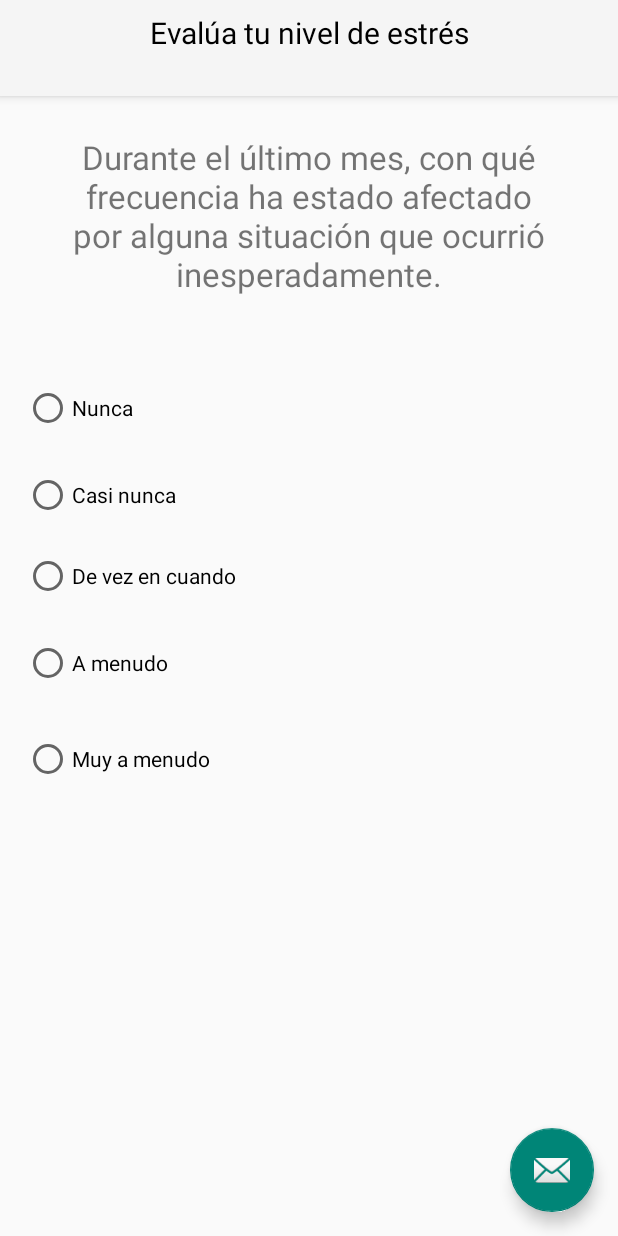
After one commit to jachicao/2016-2-Grupo2-Mobile, an Android app: the BaseEvaluationActivity screen opened directly, with no data from a screen before it, on a phone screen of 412 x 824 dp. The commit adds this screen. Run offline under Robolectric (Android 15) with nearby library versions, the phone set to English and light mode, and no system bars.

Commit message:
Added evaluation with Json

```diff
--- a/app/src/main/java/cl/uc/saludestudiantiluc/MainActivity.java
+++ b/app/src/main/java/cl/uc/saludestudiantiluc/MainActivity.java
@@ -21,6 +21,7 @@ import com.bumptech.glide.load.engine.DiskCacheStrategy;
 import cl.uc.saludestudiantiluc.auth.AuthActivity;
 import cl.uc.saludestudiantiluc.common.BaseActivity;
 import cl.uc.saludestudiantiluc.common.sounds.SoundSelectionFragment;
+import cl.uc.saludestudiantiluc.evaluations.HomeEvaluation;
 import cl.uc.saludestudiantiluc.profile.ProfileActivity;
 import cl.uc.saludestudiantiluc.sequences.SequencesListFragment;
 import cl.uc.saludestudiantiluc.squarebreathing.SquareBreathingActivity;
@@ -120,6 +121,9 @@ public class MainActivity extends BaseActivity {
             changeFragment(SoundSelectionFragment.newInstance(
                 SoundSelectionFragment.AMBIENTAL_CONSTANT));
             break;
+          case R.id.drawer_evaluations:
+            startActivity(HomeEvaluation.getIntent(MainActivity.this));
+            break;
           case R.id.drawer_profile:
             startActivity(ProfileActivity.getIntent(MainActivity.this));
             break;
--- /dev/null
+++ b/app/src/main/java/cl/uc/saludestudiantiluc/evaluations/BaseEvaluationActivity.java
@@ -0,0 +1,288 @@
+package cl.uc.saludestudiantiluc.evaluations;
+
+import android.app.Activity;
+import android.content.Intent;
+import android.content.res.ColorStateList;
+import android.support.design.widget.FloatingActionButton;
+import android.support.design.widget.Snackbar;
+import android.support.v7.app.AppCompatActivity;
+
+
+import android.support.v4.app.Fragment;
+import android.support.v4.app.FragmentManager;
+import android.support.v4.app.FragmentPagerAdapter;
+import android.support.v4.view.ViewPager;
+import android.os.Bundle;
+import android.util.SparseArray;
+import android.view.LayoutInflater;
+import android.view.Menu;
+import android.view.MenuItem;
+import android.view.View;
+import android.view.ViewGroup;
+
+import android.widget.RadioButton;
+import android.widget.RadioGroup;
+import android.widget.TextView;
+
+import java.io.File;
+import java.io.InputStream;
+import java.lang.ref.WeakReference;
+import java.util.ArrayList;
+import java.util.List;
+
+import cl.uc.saludestudiantiluc.R;
+import cl.uc.saludestudiantiluc.evaluations.data.evaluationModel;
+import cl.uc.saludestudiantiluc.evaluations.data.generateEvaluation;
+
+public class BaseEvaluationActivity extends AppCompatActivity {
+
+  /**
+   * The {@link android.support.v4.view.PagerAdapter} that will provide
+   * fragments for each of the sections. We use a
+   * {@link FragmentPagerAdapter} derivative, which will keep every
+   * loaded fragment in memory. If this becomes too memory intensive, it
+   * may be best to switch to a
+   * {@link android.support.v4.app.FragmentStatePagerAdapter}.
+   */
+  private SectionsPagerAdapter mSectionsPagerAdapter;
+  protected evaluationModel mEvaluation;
+
+  /**
+   * The {@link ViewPager} that will host the section contents.
+   */
+  private ViewPager mViewPager;
+
+  @Override
+  protected void onCreate(Bundle savedInstanceState) {
+    super.onCreate(savedInstanceState);
+    setContentView(R.layout.activity_base_evaluation);
+
+    TextView toolbar = (TextView) findViewById(R.id.toolbar);
+    //setSupportActionBar(toolbar);
+
+    //Set the evaluation model
+    generateEvaluation gEval = new generateEvaluation() ;
+    InputStream file = getResources().openRawResource(R.raw.t1);
+    String str = gEval.getStringFromJson(file);
+    mEvaluation = gEval.getEvaluation(str);
+    String evaluationName = mEvaluation.evaluationName;
+    int numberOptions = mEvaluation.numberOptions;
+    int quantity = mEvaluation.quantity;
+    List<String> questions = new ArrayList<String>();
+    questions.addAll(mEvaluation.questions);
+
+    // Create the adapter that will return a fragment for each of the three
+    // primary sections of the activity.
+    mSectionsPagerAdapter = new SectionsPagerAdapter(getSupportFragmentManager(), quantity, questions);
+
+    // Set up the ViewPager with the sections adapter.
+    mViewPager = (ViewPager) findViewById(R.id.container);
+    mViewPager.setAdapter(mSectionsPagerAdapter);
+
+
+
+    //Set the toolbar
+    toolbar.setText(evaluationName);
+    toolbar.setTextSize(20);
+    toolbar.setTextColor(getResources().getColor(R.color.black));
+
+
+
+
+
+
+
+
+
+    FloatingActionButton fab = (FloatingActionButton) findViewById(R.id.fab);
+    fab.setOnClickListener(new View.OnClickListener() {
+      @Override
+      public void onClick(View view) {
+
+        publicar(view);
+      }
+    });
+
+  }
+
+  public void publicar(View view) {
+    PlaceholderFragment pFrag = (PlaceholderFragment)  mSectionsPagerAdapter.getFragment(0);
+    String i = pFrag.getSelection();
+
+
+    Snackbar.make(view, "Replace with your own action: " + i, Snackbar.LENGTH_LONG)
+        .setAction("Action", null).show();
+
+  }
+
+
+
+
+  public static Intent getIntent(Activity activity) {
+    return new Intent(activity, BaseEvaluationActivity.class);
+  }
+
+
+  @Override
+  public boolean onCreateOptionsMenu(Menu menu) {
+    // Inflate the menu; this adds items to the action bar if it is present.
+    getMenuInflater().inflate(R.menu.menu_base_evaluation, menu);
+    return true;
+  }
+
+  @Override
+  public boolean onOptionsItemSelected(MenuItem item) {
+    // Handle action bar item clicks here. The action bar will
+    // automatically handle clicks on the Home/Up button, so long
+    // as you specify a parent activity in AndroidManifest.xml.
+    int id = item.getItemId();
+
+    //noinspection SimplifiableIfStatement
+    if (id == R.id.action_settings) {
+      return true;
+    }
+
+    return super.onOptionsItemSelected(item);
+  }
+
+
+
+
+  /**
+   * A {@link FragmentPagerAdapter} that returns a fragment corresponding to
+   * one of the sections/tabs/pages.
+   */
+  public class SectionsPagerAdapter extends FragmentPagerAdapter {
+    private final SparseArray<WeakReference<PlaceholderFragment>> instantiatedFragments = new SparseArray<>();
+    private int mQuantity;
+    private List<String> mQuestions = new ArrayList<String>();
+    public SectionsPagerAdapter(FragmentManager fm, int quantity, List<String> questions) {
+      super(fm);
+      mQuestions.addAll(questions);
+      mQuantity = quantity;
+    }
+
+    @Override
+    public Fragment getItem(int position) {
+      // getItem is called to instantiate the fragment for the given page.
+      // Return a PlaceholderFragment (defined as a static inner class below).
+      PlaceholderFragment pc = PlaceholderFragment.newInstance(position + 1, mQuestions.get(position));
+      instantiatedFragments.put(position, new WeakReference<>(pc));
+      return pc;
+
+    }
+
+
+    public PlaceholderFragment getFragment(int position){
+      final WeakReference<PlaceholderFragment> wr = instantiatedFragments.get(position);
+      if (wr != null) {
+        return wr.get();
+      } else {
+        return null;
+      }
+    }
+
+    @Override
+    public int getCount() {
+      // Show 3 total pages.
+      return mQuantity;
+    }
+
+    @Override
+    public CharSequence getPageTitle(int position) {
+      switch (position) {
+        case 0:
+          return "SECTION 1";
+        case 1:
+          return "SECTION 2";
+        case 2:
+          return "SECTION 3";
+        case 3:
+          return "SECTION 3";
+        case 4:
+          return "SECTION 4";
+        case 5:
+          return "SECTION 5";
+        case 6:
+          return "SECTION 6";
+        case 7:
+          return "SECTION 7";
+        case 8:
+          return "SECTION 8";
+        case 9:
+          return "SECTION 9";
+        case 10:
+          return "SECTION 10";
+        case 11:
+          return "SECTION 11";
+        case 12:
+          return "SECTION 12";
+        case 13:
+          return "SECTION 13";
+        case 14:
+          return "SECTION 14";
+        case 15:
+          return "SECTION 15";
+        case 16:
+          return "SECTION 16";
+        case 17:
+          return "SECTION 17";
+        case 18:
+          return "SECTION 18";
+        case 19:
+          return "SECTION 19";
+        case 20:
+          return "SECTION 20";
+      }
+      return null;
+    }
+  }
+
+  /**
+   * A placeholder fragment containing a simple view.
+   */
+  public static class PlaceholderFragment extends Fragment {
+    /**
+     * The fragment argument representing the section number for this
+     * fragment.
+     */
+    private static final String ARG_SECTION_NUMBER = "section_number";
+    private static final String ARG_QUESTION = "quesion";
+
+    /**
+     * Returns a new instance of this fragment for the given section
+     * number.
+     */
+    public static PlaceholderFragment newInstance(int sectionNumber, String question) {
+      PlaceholderFragment fragment = new PlaceholderFragment();
+      Bundle args = new Bundle();
+      args.putInt(ARG_SECTION_NUMBER, sectionNumber);
+      args.putString(ARG_QUESTION, question);
+      fragment.setArguments(args);
+      return fragment;
+    }
+
+
+    public PlaceholderFragment() {
+    }
+
+
+    public String getSelection() {
+      RadioGroup radiogroup = (RadioGroup) getView().findViewById(R.id.radioGroupOptions);
+      int selectedId = radiogroup.getCheckedRadioButtonId();
+      RadioButton radiobutton = (RadioButton) getView().findViewById(selectedId);
+      String tag = radiobutton.getTag().toString();
+      return tag;
+    }
+
+    @Override
+    public View onCreateView(LayoutInflater inflater, ViewGroup container,
+                             Bundle savedInstanceState) {
+      View rootView = inflater.inflate(R.layout.fragment_base_evaluation, container, false);
+      TextView textView = (TextView) rootView.findViewById(R.id.section_label);
+      textView.setText(getArguments().getString(ARG_QUESTION));
+      //textView.setText(getString(R.string.section_format, getArguments().getInt(ARG_SECTION_NUMBER)));
+      return rootView;
+    }
+  }
+}
--- /dev/null
+++ b/app/src/main/java/cl/uc/saludestudiantiluc/evaluations/data/evaluationModel.java
@@ -0,0 +1,17 @@
+package cl.uc.saludestudiantiluc.evaluations.data;
+
+import java.util.ArrayList;
+import java.util.List;
+
+/**
+ * Created by Jr on 13-10-2016.
+ */
+
+public class evaluationModel {
+
+  public String evaluationName;
+  public List<String> questions = new ArrayList<String>();
+  public int quantity;
+  public int numberOptions;
+
+}
--- /dev/null
+++ b/app/src/main/java/cl/uc/saludestudiantiluc/evaluations/data/generateEvaluation.java
@@ -0,0 +1,77 @@
+package cl.uc.saludestudiantiluc.evaluations.data;
+
+import com.google.gson.Gson;
+
+import java.io.BufferedReader;
+import java.io.File;
+import java.io.FileInputStream;
+import java.io.IOException;
+import java.io.InputStream;
+import java.io.InputStreamReader;
+import java.nio.MappedByteBuffer;
+import java.nio.channels.FileChannel;
+import java.nio.charset.Charset;
+
+import cl.uc.saludestudiantiluc.R;
+
+/**
+ * Created by Jr on 13-10-2016.
+ */
+
+public class generateEvaluation {
+
+  public String loadJson(File file) {
+    String jsonStr = null;
+    try {
+
+
+      FileInputStream stream = new FileInputStream(file);
+
+      try {
+        FileChannel fc = stream.getChannel();
+        MappedByteBuffer bb = fc.map(FileChannel.MapMode.READ_ONLY, 0, fc.size());
+
+        jsonStr = Charset.defaultCharset().decode(bb).toString();
+      } catch (Exception e) {
+        e.printStackTrace();
+      } finally {
+        stream.close();
+
+      }
+    } catch (Exception e) {
+    e.printStackTrace();
+    }
+    return jsonStr;
+  }
+
+
+  public String getStringFromJson(InputStream is) {
+    StringBuffer sb = new StringBuffer();
+    BufferedReader br = null;
+    try {
+      br = new BufferedReader(new InputStreamReader(is, "UTF-8"));
+      String temp;
+      while ((temp = br.readLine()) != null)
+        sb.append(temp);
+    } catch (IOException e) {
+      e.printStackTrace();
+    } finally {
+      try {
+        br.close(); // stop reading
+      } catch (IOException e) {
+        e.printStackTrace();
+      }
+    }
+    return sb.toString();
+  }
+
+
+  public evaluationModel getEvaluation(String strJson) {
+    Gson gson = new Gson();
+    evaluationModel evaluation = gson.fromJson(strJson, evaluationModel.class);
+    String p1 = evaluation.evaluationName;
+    p1 = " " + p1;
+    return evaluation;
+  }
+
+}
--- /dev/null
+++ b/app/src/main/res/layout/activity_base_evaluation.xml
@@ -0,0 +1,46 @@
+<?xml version="1.0" encoding="utf-8"?>
+<android.support.design.widget.CoordinatorLayout xmlns:android="http://schemas.android.com/apk/res/android"
+                                                 xmlns:app="http://schemas.android.com/apk/res-auto"
+                                                 xmlns:tools="http://schemas.android.com/tools"
+                                                 android:id="@+id/main_content"
+                                                 android:layout_width="match_parent"
+                                                 android:layout_height="match_parent"
+                                                 android:fitsSystemWindows="true"
+                                                 tools:context="cl.uc.saludestudiantiluc.evaluations.BaseEvaluationActivity">
+
+    <android.support.design.widget.AppBarLayout
+        android:id="@+id/appbar"
+        android:layout_width="match_parent"
+        android:layout_height="wrap_content"
+        android:paddingTop="@dimen/appbar_padding_top"
+        android:theme="@style/AppTheme.AppBarOverlay">
+
+        <TextView
+            android:id="@+id/toolbar"
+            android:layout_width="match_parent"
+            android:layout_height="?attr/actionBarSize"
+            android:background="?attr/colorPrimary"
+            android:textSize="25dp"
+            android:textAlignment="center"
+            app:layout_scrollFlags="scroll|enterAlways"
+            app:popupTheme="@style/AppTheme.PopupOverlay">
+
+        </TextView>
+
+    </android.support.design.widget.AppBarLayout>
+
+    <android.support.v4.view.ViewPager
+        android:id="@+id/container"
+        android:layout_width="match_parent"
+        android:layout_height="match_parent"
+        app:layout_behavior="@string/appbar_scrolling_view_behavior"/>
+
+    <android.support.design.widget.FloatingActionButton
+        android:id="@+id/fab"
+        android:layout_width="wrap_content"
+        android:layout_height="wrap_content"
+        android:layout_gravity="end|bottom"
+        android:layout_margin="@dimen/fab_margin"
+        app:srcCompat="@android:drawable/ic_dialog_email"/>
+
+</android.support.design.widget.CoordinatorLayout>
--- /dev/null
+++ b/app/src/main/res/layout/fragment_base_evaluation.xml
@@ -0,0 +1,77 @@
+<ScrollView xmlns:android="http://schemas.android.com/apk/res/android"
+            xmlns:tools="http://schemas.android.com/tools"
+            android:layout_width="match_parent"
+            android:layout_height="match_parent"
+            android:layout_alignBottom="@+id/section_label"
+            android:layout_alignParentLeft="true"
+            android:layout_alignParentStart="true"
+            tools:context="cl.uc.saludestudiantiluc.evaluations.BaseEvaluationActivity$PlaceholderFragment">
+    <RelativeLayout
+        android:layout_width="match_parent"
+        android:layout_height="match_parent"
+        android:paddingBottom="@dimen/activity_vertical_margin"
+        android:paddingLeft="@dimen/activity_horizontal_margin"
+        android:paddingRight="@dimen/activity_horizontal_margin"
+        android:paddingTop="@dimen/activity_vertical_margin">
+
+        <TextView
+            android:id="@+id/section_label"
+            android:layout_width="wrap_content"
+            android:layout_height="wrap_content"
+            android:layout_marginTop="10dp"
+            android:layout_alignParentLeft="true"
+            android:layout_alignParentStart="true"
+            android:textSize="22sp"
+            android:textAlignment="center" />
+
+        <RadioGroup xmlns:android="http://schemas.android.com/apk/res/android"
+                    android:layout_width="fill_parent"
+                    android:layout_height="wrap_content"
+                    android:layout_marginTop="150dp"
+                    android:id="@+id/radioGroupOptions"
+                    android:orientation="vertical">
+            <RadioButton
+                android:text="@string/answer_T1_a"
+                android:tag="@string/tag_answer_T1"
+                android:layout_width="wrap_content"
+                android:layout_height="wrap_content"
+                android:id="@+id/radioButton"
+                android:layout_marginTop="26dp"
+                android:layout_centerHorizontal="true"/>
+
+            <RadioButton
+                android:text="@string/answer_T1_b"
+                android:tag="@string/tag_answer_T2"
+                android:layout_width="wrap_content"
+                android:layout_height="wrap_content"
+                android:layout_marginTop="26dp"
+                android:id="@+id/radioButton2"/>
+
+            <RadioButton
+                android:text="@string/answer_T1_c"
+                android:tag="@string/tag_answer_T3"
+                android:layout_width="wrap_content"
+                android:layout_height="wrap_content"
+                android:layout_marginTop="22dp"
+                android:id="@+id/radioButton3"/>
+
+            <RadioButton
+                android:text="@string/answer_T1_d"
+                android:tag="@string/tag_answer_T4"
+                android:layout_width="wrap_content"
+                android:layout_height="wrap_content"
+                android:layout_marginTop="26dp"
+                android:id="@+id/radioButton4"/>
+
+            <RadioButton
+                android:text="@string/answer_T1_e"
+                android:tag="@string/tag_answer_T5"
+                android:layout_width="wrap_content"
+                android:layout_height="wrap_content"
+                android:layout_marginTop="32dp"
+                android:id="@+id/radioButton5"/>
+        </RadioGroup>
+
+    </RelativeLayout>
+
+</ScrollView>
--- a/app/src/main/res/menu/drawer.xml
+++ b/app/src/main/res/menu/drawer.xml
@@ -29,6 +29,11 @@
               android:checked="false"
               android:icon="@drawable/ic_audiotrack_black_24dp"
               android:title="@string/main_menu_ambient_sounds" />
+        <item android:id="@+id/drawer_evaluations"
+              android:checkable="true"
+              android:checked="false"
+              android:icon="@drawable/ic_apps_black_24dp"
+              android:title="@string/main_menu_evaluations" />
     </group>
     <group
         android:id="@+id/menu_bottom"
--- /dev/null
+++ b/app/src/main/res/menu/menu_base_evaluation.xml
@@ -0,0 +1,10 @@
+<menu xmlns:android="http://schemas.android.com/apk/res/android"
+      xmlns:app="http://schemas.android.com/apk/res-auto"
+      xmlns:tools="http://schemas.android.com/tools"
+      tools:context="cl.uc.saludestudiantiluc.evaluations.BaseEvaluationActivity">
+    <item
+        android:id="@+id/action_settings"
+        android:orderInCategory="100"
+        android:title="@string/action_settings"
+        app:showAsAction="never"/>
+</menu>
--- a/app/src/main/res/values/dimens.xml
+++ b/app/src/main/res/values/dimens.xml
@@ -58,4 +58,7 @@
         <item name="android:layout_width">56dp</item>
         </-->
     </style>
+
+    <dimen name="fab_margin">16dp</dimen>
+    <dimen name="appbar_padding_top">8dp</dimen>
 </resources>
--- a/app/src/main/res/values/strings.xml
+++ b/app/src/main/res/values/strings.xml
@@ -14,6 +14,7 @@
     <string name="main_menu_exercises">Ejercicios de relajación</string>
     <string name="main_menu_ambient_sounds">Naturaleza</string>
     <string name="main_menu_imaginary">Imaginerías</string>
+    <string name="main_menu_evaluations">Evaluaciones</string>
 
     <string name="drawer_home">Inicio</string>
     <string name="drawer_profile">Perfil</string>
@@ -74,9 +75,31 @@
     <string name="dummy_button">Dummy Button</string>
     <string name="dummy_content">DUMMY\nCONTENT</string>
 
+    <!--Evaluations -->
+    <string name="name_evaluation_1">Evalua Ansiedad</string>
+    <string name="name_evaluation_2">Evalua Estres</string>
+    <string name="name_evaluation_3">Evalua tu Sueño</string>
+
+    <string name="tag_answer_T1">1</string>
+    <string name="tag_answer_T2">2</string>
+    <string name="tag_answer_T3">3</string>
+    <string name="tag_answer_T4">4</string>
+    <string name="tag_answer_T5">5</string>
+
+    <string name="answer_T1_a">Nunca</string>
+    <string name="answer_T1_b">Casi nunca</string>
+    <string name="answer_T1_c">De vez en cuando</string>
+    <string name="answer_T1_d">A menudo</string>
+    <string name="answer_T1_e">Muy a menudo</string>
+
+
+
     <string name="home_start_now">Comenzar a relajarme</string>
     <string name="square_breathing">Respiración cuadrada</string>
 
 
     <string name="profile">Perfil</string>
+    <string name="title_activity_base_evaluation">BaseEvaluationActivity</string>
+    <string name="action_settings">Settings</string>
+    <string name="section_format">Hello World from section: %1$d</string>
 </resources>
--- a/app/src/main/res/values/styles.xml
+++ b/app/src/main/res/values/styles.xml
@@ -8,4 +8,8 @@
         <item name="colorPrimaryDark">@color/colorPrimaryDark</item>
         <item name="colorAccent">@color/colorAccent</item>
     </style>
+
+    <style name="AppTheme.AppBarOverlay" parent="ThemeOverlay.AppCompat.Dark.ActionBar"/>
+
+    <style name="AppTheme.PopupOverlay" parent="ThemeOverlay.AppCompat.Light"/>
 </resources>
```
Also changed, not shown: app/src/main/AndroidManifest.xml (+7 -0 lines), app/src/main/java/cl/uc/saludestudiantiluc/evaluations/HomeEvaluation.java (added, +33 -0 lines), app/src/main/res/layout/activity_home_evaluation.xml (added, +37 -0 lines), app/src/main/res/raw/t1.json (added, +7 -0 lines).
